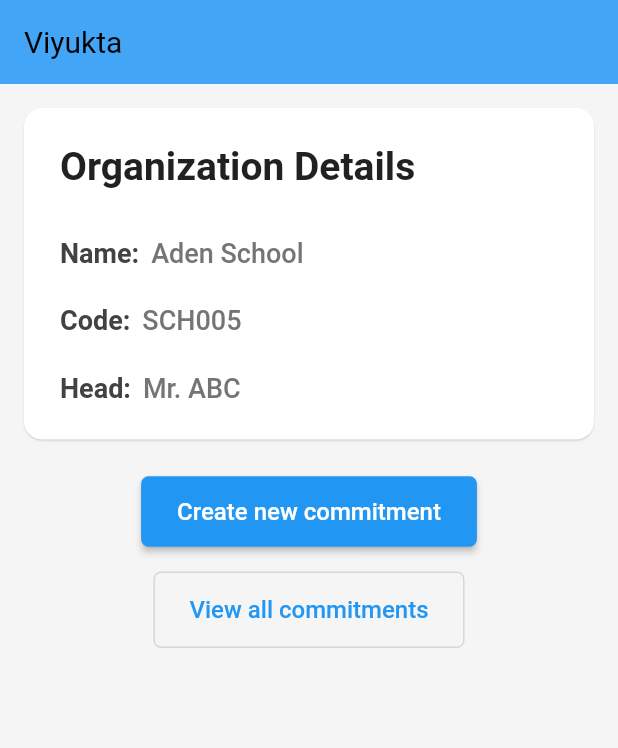
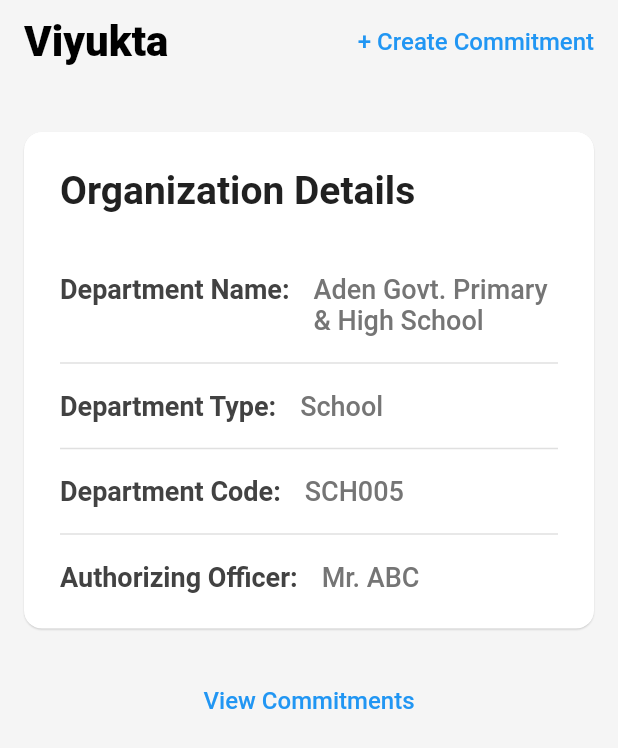
Before and after one commit to vigneshksaithal/viyukta, a Flutter app: the screen it shows after launch, on a phone screen of 412 x 824 dp. Shown: the top 748 px of the screen. Run offline on Flutter 3.47's test engine with Material 2 defaults, Android fonts, the phone set to English and light mode, and no system bars; our stand-ins replace flutter_riverpod, hive_flutter, page_transition; missing offline and left inert: encrypt, flutter_sms, protobuf; accounts and stored records are empty.

Commit message:
Redesign HomePage

```diff
--- a/lib/pages/home_page/home_page.dart
+++ b/lib/pages/home_page/home_page.dart
@@ -12,6 +12,21 @@ class HomePage extends StatelessWidget {
     return Scaffold(
       appBar: AppBar(
         title: const Text('Viyukta'),
+        automaticallyImplyLeading: true,
+        actions: [
+          TextButton(
+            onPressed: () {
+              Navigator.push(
+                context,
+                PageTransition(
+                  type: PageTransitionType.rightToLeftWithFade,
+                  child: const CommitmentForm(),
+                ),
+              );
+            },
+            child: const Text('+ Create Commitment'),
+          ),
+        ],
       ),
       body: SafeArea(
         child: Container(
@@ -23,22 +38,27 @@ class HomePage extends StatelessWidget {
           child: Column(
             crossAxisAlignment: CrossAxisAlignment.center,
             children: [
+              // Row(
+              //   mainAxisAlignment: MainAxisAlignment.end,
+              //   children: [
+              //     ElevatedButton(
+              //       onPressed: () {
+              //         Navigator.push(
+              //           context,
+              //           PageTransition(
+              //             type: PageTransitionType.rightToLeftWithFade,
+              //             child: const CommitmentForm(),
+              //           ),
+              //         );
+              //       },
+              //       child: const Text('+ Create Commitment'),
+              //     ),
+              //   ],
+              // ),
+              const SizedBox(height: 16.0),
               const OrganizationDetailsCard(),
               const SizedBox(height: 24.0),
-              ElevatedButton(
-                onPressed: () {
-                  Navigator.push(
-                    context,
-                    PageTransition(
-                      type: PageTransitionType.rightToLeftWithFade,
-                      child: const CommitmentForm(),
-                    ),
-                  );
-                },
-                child: const Text('Create new commitment'),
-              ),
-              const SizedBox(height: 16.0),
-              OutlinedButton(
+              TextButton(
                 onPressed: () {
                   Navigator.push(
                     context,
@@ -48,7 +68,7 @@ class HomePage extends StatelessWidget {
                     ),
                   );
                 },
-                child: const Text('View all commitments'),
+                child: const Text('View Commitments'),
               ),
               const SizedBox(height: 16.0),
             ],
--- a/lib/pages/home_page/widgets/organization_details_card.dart
+++ b/lib/pages/home_page/widgets/organization_details_card.dart
@@ -8,9 +8,6 @@ class OrganizationDetailsCard extends ConsumerWidget {
   const OrganizationDetailsCard({
     super.key,
   });
-
-  final String organizationName = 'Yemen School';
-  final String organizationCode = 'YMN-SC-001';
 
   @override
   Widget build(BuildContext context, WidgetRef ref) {
@@ -24,45 +21,66 @@ class OrganizationDetailsCard extends ConsumerWidget {
               'Organization Details',
               style: textTheme().titleMedium,
             ),
-            const SizedBox(height: 32.0),
+            const SizedBox(height: 40.0),
+            Row(
+              crossAxisAlignment: CrossAxisAlignment.start,
+              children: [
+                Text(
+                  'Department Name:',
+                  style: textTheme().labelMedium,
+                ),
+                const SizedBox(width: 16.0),
+                Expanded(
+                  child: Text(
+                    ref.read(organizationDetailsProvider).organizationName,
+                    style: textTheme().bodyMedium,
+                    overflow: TextOverflow.clip,
+                  ),
+                ),
+              ],
+            ),
+            const Divider(),
             Row(
               children: [
                 Text(
-                  'Name:',
+                  'Department Type:',
                   style: textTheme().labelMedium,
                 ),
-                const SizedBox(width: 8.0),
+                const SizedBox(width: 16.0),
                 Text(
-                  ref.read(organizationDetailsProvider).organizationName,
+                  ref.read(organizationDetailsProvider).organizationType,
                   style: textTheme().bodyMedium,
                 ),
               ],
             ),
-            const SizedBox(height: 24.0),
+            const Divider(),
             Row(
               children: [
                 Text(
-                  'Code:',
+                  'Department Code:',
                   style: textTheme().labelMedium,
                 ),
-                const SizedBox(width: 8.0),
+                const SizedBox(width: 16.0),
                 Text(
                   ref.read(organizationDetailsProvider).organizationCode,
                   style: textTheme().bodyMedium,
                 ),
               ],
             ),
-            const SizedBox(height: 24.0),
+            const Divider(),
             Row(
+              crossAxisAlignment: CrossAxisAlignment.start,
               children: [
                 Text(
-                  'Head:',
+                  'Authorizing Officer:',
                   style: textTheme().labelMedium,
                 ),
-                const SizedBox(width: 8.0),
-                Text(
-                  ref.read(organizationDetailsProvider).organizationHead,
-                  style: textTheme().bodyMedium,
+                const SizedBox(width: 16.0),
+                Expanded(
+                  child: Text(
+                    ref.read(organizationDetailsProvider).organizationHead,
+                    style: textTheme().bodyMedium,
+                  ),
                 ),
               ],
             ),
--- a/lib/provider/organization_details.dart
+++ b/lib/provider/organization_details.dart
@@ -1,9 +1,10 @@
 import 'package:flutter_riverpod/flutter_riverpod.dart';
 
 class OrganizationDetails {
-  String organizationName = 'Aden School',
+  String organizationName = 'Aden Govt. Primary & High School',
       organizationCode = 'SCH005',
-      organizationHead = 'Mr. ABC';
+      organizationHead = 'Mr. ABC',
+      organizationType = 'School';
 }
 
 class OrganizationDetailsNotifier extends StateNotifier<OrganizationDetails> {
```
Also changed, not shown: lib/theme/theme.dart (+33 -12 lines).
